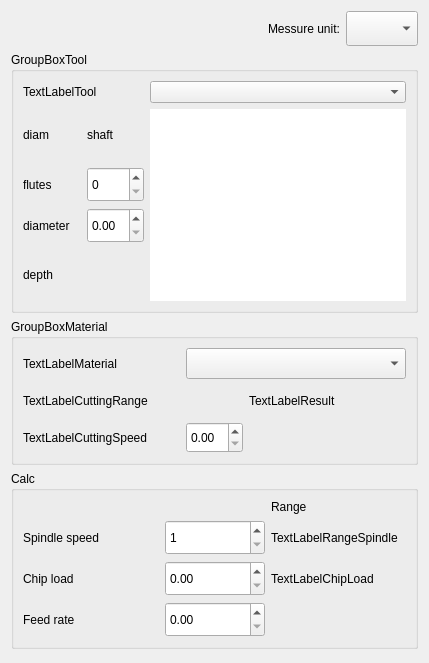
This is sources/forms/sMaterial.ui in eduard-x/cnc-qt as Qt 5 draws it before an edit. The edited form follows.
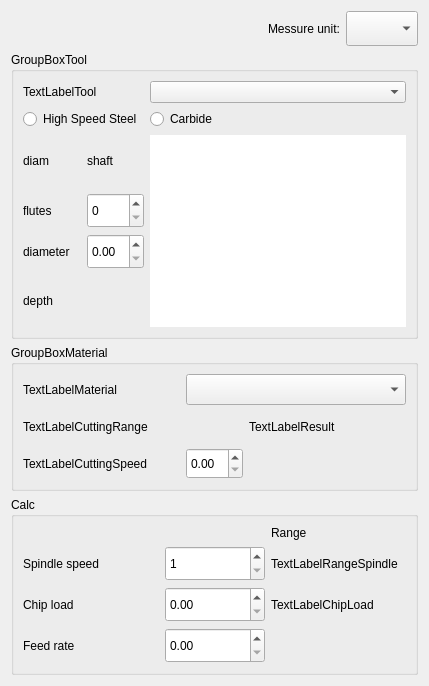
This is the edited form.

Commit message: additiona parameters for material-tool calc

Patch:
```diff
--- a/sources/forms/sMaterial.ui
+++ b/sources/forms/sMaterial.ui
@@ -72,10 +72,12 @@
       <string>GroupBoxTool</string>
      </property>
      <layout class="QGridLayout" name="gridLayout">
-      <item row="0" column="0">
-       <widget class="QLabel" name="labelTool">
+      <item row="3" column="0">
+       <layout class="QHBoxLayout" name="horizontalLayout_2">
+        <item>
+         <widget class="QLabel" name="labelFlutes">
         <property name="sizePolicy">
-         <sizepolicy hsizetype="MinimumExpanding" vsizetype="Preferred">
+           <sizepolicy hsizetype="Minimum" vsizetype="Minimum">
           <horstretch>0</horstretch>
           <verstretch>0</verstretch>
          </sizepolicy>
@@ -84,27 +86,32 @@
          <string notr="true"/>
         </property>
         <property name="text">
-         <string>TextLabelTool</string>
+           <string>flutes</string>
         </property>
        </widget>
       </item>
-      <item row="0" column="1">
-       <widget class="QComboBox" name="comboBoxTool">
+        <item>
+         <widget class="QSpinBox" name="spinFlutes">
         <property name="sizePolicy">
-         <sizepolicy hsizetype="MinimumExpanding" vsizetype="Fixed">
+           <sizepolicy hsizetype="Minimum" vsizetype="Minimum">
           <horstretch>0</horstretch>
           <verstretch>0</verstretch>
          </sizepolicy>
         </property>
-        <property name="accessibleDescription">
-         <string notr="true"/>
+          <property name="maximumSize">
+           <size>
+            <width>75</width>
+            <height>35</height>
+           </size>
         </property>
        </widget>
       </item>
-      <item row="1" column="0">
-       <layout class="QHBoxLayout" name="horizontalLayout_5">
+       </layout>
+      </item>
+      <item row="4" column="0">
+       <layout class="QHBoxLayout" name="horizontalLayout_3">
         <item>
-         <widget class="QLabel" name="labelDiam">
+         <widget class="QLabel" name="labelDiameter">
           <property name="sizePolicy">
            <sizepolicy hsizetype="Minimum" vsizetype="Minimum">
             <horstretch>0</horstretch>
@@ -115,29 +122,45 @@
            <string notr="true"/>
           </property>
           <property name="text">
-           <string>diam</string>
+           <string>diameter</string>
           </property>
          </widget>
         </item>
         <item>
-         <widget class="QLabel" name="labelShaft">
+         <widget class="QDoubleSpinBox" name="doubleSpinDiameter">
           <property name="sizePolicy">
            <sizepolicy hsizetype="Minimum" vsizetype="Minimum">
             <horstretch>0</horstretch>
             <verstretch>0</verstretch>
            </sizepolicy>
           </property>
+          <property name="maximumSize">
+           <size>
+            <width>75</width>
+            <height>35</height>
+           </size>
+          </property>
+         </widget>
+        </item>
+       </layout>
+      </item>
+      <item row="5" column="0">
+       <widget class="QLabel" name="labelDepth">
+        <property name="sizePolicy">
+         <sizepolicy hsizetype="Minimum" vsizetype="Minimum">
+          <horstretch>0</horstretch>
+          <verstretch>0</verstretch>
+         </sizepolicy>
+        </property>
           <property name="accessibleDescription">
            <string notr="true"/>
           </property>
           <property name="text">
-           <string>shaft</string>
+         <string>depth</string>
           </property>
          </widget>
         </item>
-       </layout>
-      </item>
-      <item row="1" column="1" rowspan="4">
+      <item row="2" column="1" rowspan="4">
        <widget class="QGraphicsView" name="graphicsView">
         <property name="sizePolicy">
          <sizepolicy hsizetype="Minimum" vsizetype="Minimum">
@@ -174,10 +197,39 @@
         </property>
        </widget>
       </item>
+      <item row="0" column="0">
+       <widget class="QLabel" name="labelTool">
+        <property name="sizePolicy">
+         <sizepolicy hsizetype="MinimumExpanding" vsizetype="Preferred">
+          <horstretch>0</horstretch>
+          <verstretch>0</verstretch>
+         </sizepolicy>
+        </property>
+        <property name="accessibleDescription">
+         <string notr="true"/>
+        </property>
+        <property name="text">
+         <string>TextLabelTool</string>
+        </property>
+       </widget>
+      </item>
+      <item row="0" column="1">
+       <widget class="QComboBox" name="comboBoxTool">
+        <property name="sizePolicy">
+         <sizepolicy hsizetype="MinimumExpanding" vsizetype="Fixed">
+          <horstretch>0</horstretch>
+          <verstretch>0</verstretch>
+         </sizepolicy>
+        </property>
+        <property name="accessibleDescription">
+         <string notr="true"/>
+        </property>
+       </widget>
+      </item>
       <item row="2" column="0">
-       <layout class="QHBoxLayout" name="horizontalLayout_2">
+       <layout class="QHBoxLayout" name="horizontalLayout_5">
         <item>
-         <widget class="QLabel" name="labelFlutes">
+         <widget class="QLabel" name="labelDiam">
           <property name="sizePolicy">
            <sizepolicy hsizetype="Minimum" vsizetype="Minimum">
             <horstretch>0</horstretch>
@@ -188,77 +240,39 @@
            <string notr="true"/>
           </property>
           <property name="text">
-           <string>flutes</string>
+           <string>diam</string>
           </property>
          </widget>
         </item>
         <item>
-         <widget class="QSpinBox" name="spinFlutes">
+         <widget class="QLabel" name="labelShaft">
           <property name="sizePolicy">
            <sizepolicy hsizetype="Minimum" vsizetype="Minimum">
             <horstretch>0</horstretch>
             <verstretch>0</verstretch>
            </sizepolicy>
           </property>
-          <property name="maximumSize">
-           <size>
-            <width>75</width>
-            <height>35</height>
-           </size>
-          </property>
-         </widget>
-        </item>
-       </layout>
-      </item>
-      <item row="3" column="0">
-       <layout class="QHBoxLayout" name="horizontalLayout_3">
-        <item>
-         <widget class="QLabel" name="labelDiameter">
-          <property name="sizePolicy">
-           <sizepolicy hsizetype="Minimum" vsizetype="Minimum">
-            <horstretch>0</horstretch>
-            <verstretch>0</verstretch>
-           </sizepolicy>
-          </property>
           <property name="accessibleDescription">
            <string notr="true"/>
           </property>
           <property name="text">
-           <string>diameter</string>
+           <string>shaft</string>
           </property>
          </widget>
         </item>
-        <item>
-         <widget class="QDoubleSpinBox" name="doubleSpinDiameter">
-          <property name="sizePolicy">
-           <sizepolicy hsizetype="Minimum" vsizetype="Minimum">
-            <horstretch>0</horstretch>
-            <verstretch>0</verstretch>
-           </sizepolicy>
-          </property>
-          <property name="maximumSize">
-           <size>
-            <width>75</width>
-            <height>35</height>
-           </size>
-          </property>
-         </widget>
-        </item>
        </layout>
       </item>
-      <item row="4" column="0">
-       <widget class="QLabel" name="labelDepth">
-        <property name="sizePolicy">
-         <sizepolicy hsizetype="Minimum" vsizetype="Minimum">
-          <horstretch>0</horstretch>
-          <verstretch>0</verstretch>
-         </sizepolicy>
+      <item row="1" column="0">
+       <widget class="QRadioButton" name="radioButton">
+        <property name="text">
+         <string>High Speed Steel</string>
         </property>
-        <property name="accessibleDescription">
-         <string notr="true"/>
-        </property>
+       </widget>
+      </item>
+      <item row="1" column="1">
+       <widget class="QRadioButton" name="radioButton_2">
         <property name="text">
-         <string>depth</string>
+         <string>Carbide</string>
         </property>
        </widget>
       </item>
```
Lines whose indentation alone changed are shown as unchanged. The commit also changes 9 other files.
